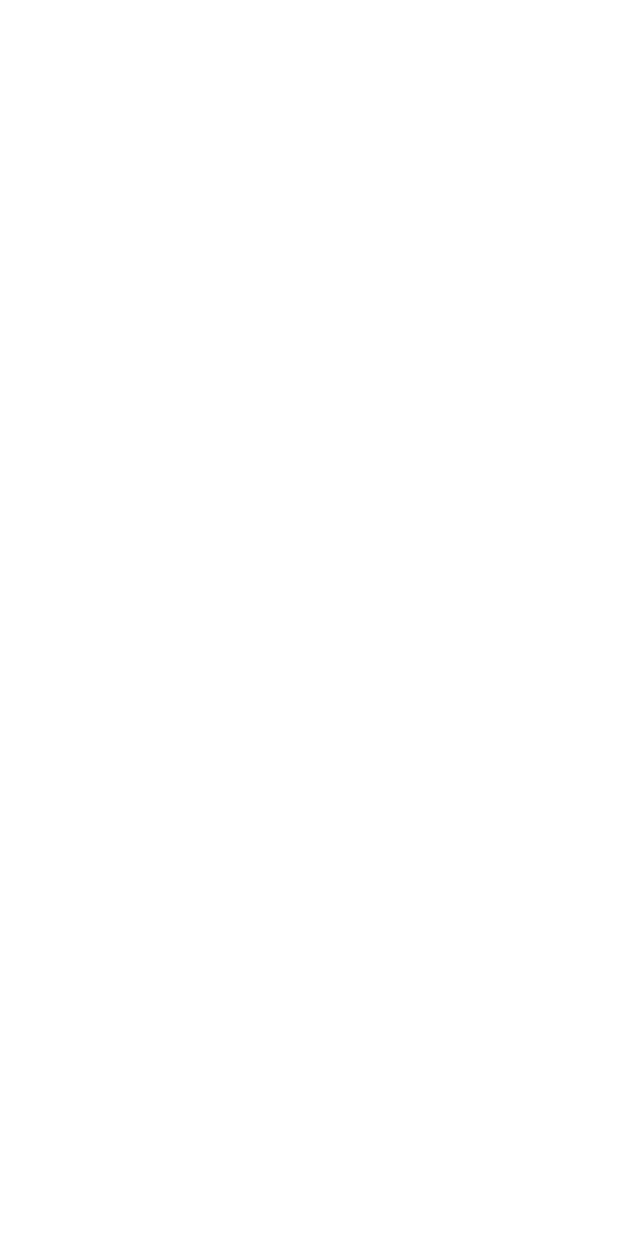
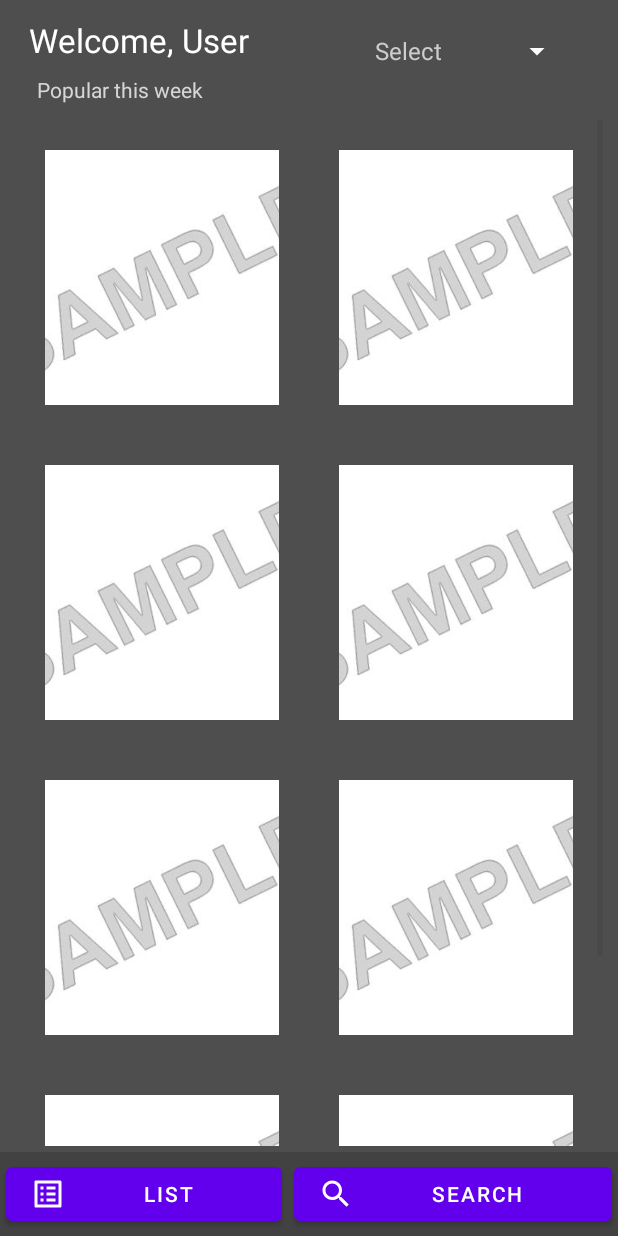
Before and after one commit to RAdhyapak/MADTeam7Project, an Android app: the MainActivity screen opened directly, with no data from a screen before it, on a phone screen of 412 x 824 dp. Before the commit the screen is empty. Run offline under Robolectric (Android 15) with nearby library versions, the light colour scheme and no system bars.

Commit message:
Attempt numero dos at transferring my changes.

```diff
--- /dev/null
+++ b/app/src/main/java/com/example/team7project/GridAdapter.java
@@ -0,0 +1,57 @@
+package com.example.team7project;
+
+import android.content.Context;
+import android.view.LayoutInflater;
+import android.view.View;
+import android.view.ViewGroup;
+import android.widget.BaseAdapter;
+import android.widget.ImageView;
+
+public class GridAdapter extends BaseAdapter {
+    Context context;
+//    String[] mediaName;
+    int[] mediaImage;
+
+    LayoutInflater inflater;
+
+    public GridAdapter(Context context, int[] mediaImage) {
+        this.context = context;
+//        this.mediaName = mediaName;
+        this.mediaImage = mediaImage;
+
+    }
+
+    @Override
+    public int getCount() {
+        return mediaImage.length;
+    }
+
+    @Override
+    public Object getItem(int i) {
+        return null;
+    }
+
+    @Override
+    public long getItemId(int i) {
+        return 0;
+    }
+
+    @Override
+    public View getView(int position, View view, ViewGroup viewGroup) {
+
+        if(inflater == null)
+            inflater = (LayoutInflater) context.getSystemService(Context.LAYOUT_INFLATER_SERVICE);
+
+        if (view == null){
+            view = inflater.inflate(R.layout.grid_item, null);
+        }
+
+        ImageView imageView = view.findViewById(R.id.grid_image);
+//        TextView textView = view.findViewById(R.id.media_name);
+
+        imageView.setImageResource(mediaImage[position]);
+//        textView.setText(mediaName[position]);
+
+        return view;
+    }
+}
--- a/app/src/main/java/com/example/team7project/MainActivity.java
+++ b/app/src/main/java/com/example/team7project/MainActivity.java
@@ -1,14 +1,53 @@
 package com.example.team7project;
+
+import android.graphics.Color;
+import android.os.Bundle;
+import android.view.View;
+import android.widget.AdapterView;
+import android.widget.ArrayAdapter;
+import android.widget.GridView;
+import android.widget.Spinner;
+import android.widget.TextView;
+import android.widget.Toast;
 
 import androidx.appcompat.app.AppCompatActivity;
 
-import android.os.Bundle;
+public class MainActivity extends AppCompatActivity implements AdapterView.OnItemSelectedListener {
 
-public class MainActivity extends AppCompatActivity {
+//    String[] mediaType = {"Movies", "TV Shows", "Books" };
+//    String[] mediaName = {"Sample", "Sample 2", "Sample 3", "Sample 4", "Sample 5", "Sample 6" };
+
+    //Placeholder data, should use api to pull images
+    int[] mediaImages = {R.drawable.sampleimage, R.drawable.sampleimage2, R.drawable.sampleimage3,
+            R.drawable.sampleimage4, R.drawable.sampleimage5, R.drawable.sampleimage6, R.drawable.sampleimage7, R.drawable.sampleimage8};
 
     @Override
     protected void onCreate(Bundle savedInstanceState) {
         super.onCreate(savedInstanceState);
         setContentView(R.layout.activity_main);
+        Spinner spinner = findViewById(R.id.spinner);
+
+        ArrayAdapter<CharSequence> adapter = ArrayAdapter.createFromResource(this, R.array.mediatype, android.R.layout.simple_spinner_item);
+        adapter.setDropDownViewResource(android.R.layout.simple_spinner_dropdown_item);
+        spinner.setAdapter(adapter);
+        spinner.setOnItemSelectedListener(this);
+
+        GridView gridView = findViewById(R.id.gridView);
+        GridAdapter gridAdapter = new GridAdapter(this, mediaImages);
+        gridView.setAdapter(gridAdapter);
+        gridView.setOnItemClickListener((adapterView, view, position, id) -> Toast.makeText(this, "You clicked on an image" , Toast.LENGTH_SHORT).show());
+
+    }
+
+    @Override
+    public void onItemSelected(AdapterView<?> adapterView, View view, int i, long l) {
+        String choice = adapterView.getItemAtPosition(i).toString();
+        ((TextView) adapterView.getChildAt(0)).setTextColor(Color.LTGRAY);
+        Toast.makeText(getApplicationContext(), choice, Toast.LENGTH_LONG).show();
+    }
+
+    @Override
+    public void onNothingSelected(AdapterView<?> adapterView) {
+
     }
 }
--- a/app/src/main/res/drawable-v24/ic_launcher_foreground.xml
+++ /dev/null
@@ -1,30 +0,0 @@
-<vector xmlns:android="http://schemas.android.com/apk/res/android"
-    xmlns:aapt="http://schemas.android.com/aapt"
-    android:width="108dp"
-    android:height="108dp"
-    android:viewportWidth="108"
-    android:viewportHeight="108">
-    <path android:pathData="M31,63.928c0,0 6.4,-11 12.1,-13.1c7.2,-2.6 26,-1.4 26,-1.4l38.1,38.1L107,108.928l-32,-1L31,63.928z">
-        <aapt:attr name="android:fillColor">
-            <gradient
-                android:endX="85.84757"
-                android:endY="92.4963"
-                android:startX="42.9492"
-                android:startY="49.59793"
-                android:type="linear">
-                <item
-                    android:color="#44000000"
-                    android:offset="0.0" />
-                <item
-                    android:color="#00000000"
-                    android:offset="1.0" />
-            </gradient>
-        </aapt:attr>
-    </path>
-    <path
-        android:fillColor="#FFFFFF"
-        android:fillType="nonZero"
-        android:pathData="M65.3,45.828l3.8,-6.6c0.2,-0.4 0.1,-0.9 -0.3,-1.1c-0.4,-0.2 -0.9,-0.1 -1.1,0.3l-3.9,6.7c-6.3,-2.8 -13.4,-2.8 -19.7,0l-3.9,-6.7c-0.2,-0.4 -0.7,-0.5 -1.1,-0.3C38.8,38.328 38.7,38.828 38.9,39.228l3.8,6.6C36.2,49.428 31.7,56.028 31,63.928h46C76.3,56.028 71.8,49.428 65.3,45.828zM43.4,57.328c-0.8,0 -1.5,-0.5 -1.8,-1.2c-0.3,-0.7 -0.1,-1.5 0.4,-2.1c0.5,-0.5 1.4,-0.7 2.1,-0.4c0.7,0.3 1.2,1 1.2,1.8C45.3,56.528 44.5,57.328 43.4,57.328L43.4,57.328zM64.6,57.328c-0.8,0 -1.5,-0.5 -1.8,-1.2s-0.1,-1.5 0.4,-2.1c0.5,-0.5 1.4,-0.7 2.1,-0.4c0.7,0.3 1.2,1 1.2,1.8C66.5,56.528 65.6,57.328 64.6,57.328L64.6,57.328z"
-        android:strokeWidth="1"
-        android:strokeColor="#00000000" />
-</vector>
--- /dev/null
+++ b/app/src/main/res/drawable/mylist_vector.xml
@@ -0,0 +1,5 @@
+<vector android:height="24dp" android:tint="#FFFFFF"
+    android:viewportHeight="24" android:viewportWidth="24"
+    android:width="24dp" xmlns:android="http://schemas.android.com/apk/res/android">
+    <path android:fillColor="@android:color/white" android:pathData="M19,5v14L5,19L5,5h14m1.1,-2L3.9,3c-0.5,0 -0.9,0.4 -0.9,0.9v16.2c0,0.4 0.4,0.9 0.9,0.9h16.2c0.4,0 0.9,-0.5 0.9,-0.9L21,3.9c0,-0.5 -0.5,-0.9 -0.9,-0.9zM11,7h6v2h-6L11,7zM11,11h6v2h-6v-2zM11,15h6v2h-6zM7,7h2v2L7,9zM7,11h2v2L7,13zM7,15h2v2L7,17z"/>
+</vector>
--- /dev/null
+++ b/app/src/main/res/drawable/search_vector.xml
@@ -0,0 +1,5 @@
+<vector android:height="24dp" android:tint="#FFFFFF"
+    android:viewportHeight="24" android:viewportWidth="24"
+    android:width="24dp" xmlns:android="http://schemas.android.com/apk/res/android">
+    <path android:fillColor="@android:color/white" android:pathData="M15.5,14h-0.79l-0.28,-0.27C15.41,12.59 16,11.11 16,9.5 16,5.91 13.09,3 9.5,3S3,5.91 3,9.5 5.91,16 9.5,16c1.61,0 3.09,-0.59 4.23,-1.57l0.27,0.28v0.79l5,4.99L20.49,19l-4.99,-5zM9.5,14C7.01,14 5,11.99 5,9.5S7.01,5 9.5,5 14,7.01 14,9.5 11.99,14 9.5,14z"/>
+</vector>
--- /dev/null
+++ b/app/src/main/res/drawable/settings_vector.xml
@@ -0,0 +1,5 @@
+<vector android:height="24dp" android:tint="#FFFFFF"
+    android:viewportHeight="24" android:viewportWidth="24"
+    android:width="24dp" xmlns:android="http://schemas.android.com/apk/res/android">
+    <path android:fillColor="@android:color/white" android:pathData="M19.14,12.94c0.04,-0.3 0.06,-0.61 0.06,-0.94c0,-0.32 -0.02,-0.64 -0.07,-0.94l2.03,-1.58c0.18,-0.14 0.23,-0.41 0.12,-0.61l-1.92,-3.32c-0.12,-0.22 -0.37,-0.29 -0.59,-0.22l-2.39,0.96c-0.5,-0.38 -1.03,-0.7 -1.62,-0.94L14.4,2.81c-0.04,-0.24 -0.24,-0.41 -0.48,-0.41h-3.84c-0.24,0 -0.43,0.17 -0.47,0.41L9.25,5.35C8.66,5.59 8.12,5.92 7.63,6.29L5.24,5.33c-0.22,-0.08 -0.47,0 -0.59,0.22L2.74,8.87C2.62,9.08 2.66,9.34 2.86,9.48l2.03,1.58C4.84,11.36 4.8,11.69 4.8,12s0.02,0.64 0.07,0.94l-2.03,1.58c-0.18,0.14 -0.23,0.41 -0.12,0.61l1.92,3.32c0.12,0.22 0.37,0.29 0.59,0.22l2.39,-0.96c0.5,0.38 1.03,0.7 1.62,0.94l0.36,2.54c0.05,0.24 0.24,0.41 0.48,0.41h3.84c0.24,0 0.44,-0.17 0.47,-0.41l0.36,-2.54c0.59,-0.24 1.13,-0.56 1.62,-0.94l2.39,0.96c0.22,0.08 0.47,0 0.59,-0.22l1.92,-3.32c0.12,-0.22 0.07,-0.47 -0.12,-0.61L19.14,12.94zM12,15.6c-1.98,0 -3.6,-1.62 -3.6,-3.6s1.62,-3.6 3.6,-3.6s3.6,1.62 3.6,3.6S13.98,15.6 12,15.6z"/>
+</vector>
--- a/app/src/main/res/layout/activity_main.xml
+++ b/app/src/main/res/layout/activity_main.xml
@@ -1,9 +1,101 @@
-<?xml version="1.0" encoding="utf-8"?>
-<androidx.constraintlayout.widget.ConstraintLayout xmlns:android="http://schemas.android.com/apk/res/android"
-    xmlns:app="http://schemas.android.com/apk/res-auto"
-    xmlns:tools="http://schemas.android.com/tools"
+<?xml version="1.0" encoding="utf-8" ?>
+<androidx.constraintlayout.widget.ConstraintLayout
+  xmlns:android="http://schemas.android.com/apk/res/android"
+  xmlns:app="http://schemas.android.com/apk/res-auto"
+  xmlns:tools="http://schemas.android.com/tools"
+  android:layout_width="match_parent"
+  android:layout_height="match_parent"
+  tools:context=".MainActivity"
+  android:background="#4E4E4E"
+>
+
+
+
+    <TextView
+    android:id="@+id/textView2"
+    android:layout_width="wrap_content"
+    android:layout_height="wrap_content"
+    android:layout_marginStart="30dp"
+    android:layout_marginTop="5dp"
+    android:layout_marginEnd="257dp"
+    android:layout_marginBottom="1dp"
+    android:text="Welcome, User"
+    android:textColor="#FFFFFF"
+    android:textSize="10pt"
+    app:layout_constraintBottom_toTopOf="@+id/textView"
+    app:layout_constraintEnd_toEndOf="parent"
+    app:layout_constraintStart_toStartOf="parent"
+    app:layout_constraintTop_toTopOf="parent"
+  />
+
+    <TextView
+        android:id="@+id/textView"
+        android:layout_width="wrap_content"
+        android:layout_height="wrap_content"
+        android:layout_marginStart="25dp"
+        android:layout_marginTop="50dp"
+        android:layout_marginEnd="107dp"
+        android:layout_marginBottom="11dp"
+        android:text="Popular this week"
+        android:textColor="#D6D6D6"
+        app:layout_constraintBottom_toTopOf="@+id/gridView"
+        app:layout_constraintEnd_toStartOf="@+id/spinner"
+        app:layout_constraintStart_toStartOf="parent"
+        app:layout_constraintTop_toTopOf="parent" />
+
+
+    <Spinner
+    android:id="@+id/spinner"
+    android:layout_width="140dp"
+    android:layout_height="48dp"
+    android:layout_marginStart="46dp"
+    android:layout_marginTop="10dp"
+    android:backgroundTint="@color/white"
+    app:layout_constraintEnd_toEndOf="parent"
+    app:layout_constraintStart_toEndOf="@+id/textView2"
+    app:layout_constraintTop_toTopOf="parent"
+  />
+
+    <GridView
+    android:id="@+id/gridView"
     android:layout_width="match_parent"
     android:layout_height="match_parent"
-    tools:context=".MainActivity">
+    android:numColumns="2"
+    android:layout_marginTop="80dp"
+    android:layout_marginBottom="60dp"
+    android:layout_marginLeft="10dp"
+    android:layout_marginRight="10dp"
+  />
+
+    <LinearLayout
+    android:layout_width="0dp"
+    android:layout_height="wrap_content"
+    android:background="@color/cardview_dark_background"
+    android:orientation="horizontal"
+    app:layout_constraintBottom_toBottomOf="parent"
+    app:layout_constraintEnd_toEndOf="parent"
+    app:layout_constraintStart_toStartOf="parent"
+  >
+
+        <Button
+      android:layout_width="wrap_content"
+      android:layout_height="wrap_content"
+      android:layout_weight="1"
+      android:id="@+id/listButton"
+      android:drawableLeft="@drawable/mylist_vector"
+      android:text="List"
+      android:layout_margin="4dp"
+    />
+        <Button
+      android:layout_width="wrap_content"
+      android:layout_height="wrap_content"
+      android:layout_weight="1"
+      android:id="@+id/searchButton"
+      android:drawableLeft="@drawable/search_vector"
+      android:text="Search"
+      android:layout_margin="4dp"
+    />
+
+    </LinearLayout>
 
 </androidx.constraintlayout.widget.ConstraintLayout>
--- /dev/null
+++ b/app/src/main/res/layout/grid_item.xml
@@ -0,0 +1,28 @@
+<?xml version="1.0" encoding="utf-8" ?>
+<LinearLayout
+  xmlns:android="http://schemas.android.com/apk/res/android"
+  android:layout_width="wrap_content"
+  android:layout_height="wrap_content"
+  android:orientation="vertical"
+  android:padding="20dp"
+  android:gravity="center"
+>
+
+    <ImageView
+    android:layout_width="175dp"
+    android:layout_height="170dp"
+    android:scaleType="centerCrop"
+    android:id="@+id/grid_image"
+  />
+
+<!--    <TextView-->
+<!--        android:layout_width="wrap_content"-->
+<!--        android:layout_height="wrap_content"-->
+<!--        android:id="@+id/media_name"-->
+<!--        android:text="Media Name"-->
+<!--        android:textSize="26sp"-->
+<!--        android:layout_marginTop="6dp"/>-->
+
+
+
+</LinearLayout>
--- a/app/src/main/res/mipmap-anydpi-v26/ic_launcher.xml
+++ b/app/src/main/res/mipmap-anydpi-v26/ic_launcher.xml
@@ -1,5 +1,4 @@
 <?xml version="1.0" encoding="utf-8"?>
 <adaptive-icon xmlns:android="http://schemas.android.com/apk/res/android">
     <background android:drawable="@drawable/ic_launcher_background" />
-    <foreground android:drawable="@drawable/ic_launcher_foreground" />
 </adaptive-icon>
--- a/app/src/main/res/mipmap-anydpi-v26/ic_launcher_round.xml
+++ b/app/src/main/res/mipmap-anydpi-v26/ic_launcher_round.xml
@@ -1,5 +1,4 @@
 <?xml version="1.0" encoding="utf-8"?>
 <adaptive-icon xmlns:android="http://schemas.android.com/apk/res/android">
     <background android:drawable="@drawable/ic_launcher_background" />
-    <foreground android:drawable="@drawable/ic_launcher_foreground" />
 </adaptive-icon>
--- a/app/src/main/res/values/strings.xml
+++ b/app/src/main/res/values/strings.xml
@@ -12,4 +12,12 @@
     <string name="loginhere">Already have an account? Log in here:</string>
     <string name="sign_up">Sign Up</string>
     <string name="login_signUpPage">login</string>
+
+    <string-array name="mediatype">
+        <item> Select </item>
+        <item> Movies </item>
+        <item> TV Shows </item>
+        <item> Books </item>
+    </string-array>
+
 </resources>
```
Also changed, not shown: app/src/main/res/drawable/sampleimage.jpg (added), app/src/main/res/drawable/sampleimage2.jpg (added), app/src/main/res/drawable/sampleimage3.jpg (added), app/src/main/res/drawable/sampleimage4.jpg (added), app/src/main/res/drawable/sampleimage5.jpg (added), app/src/main/res/drawable/sampleimage6.jpg (added), app/src/main/res/drawable/sampleimage7.jpg (added), app/src/main/res/drawable/sampleimage8.jpg (added).
